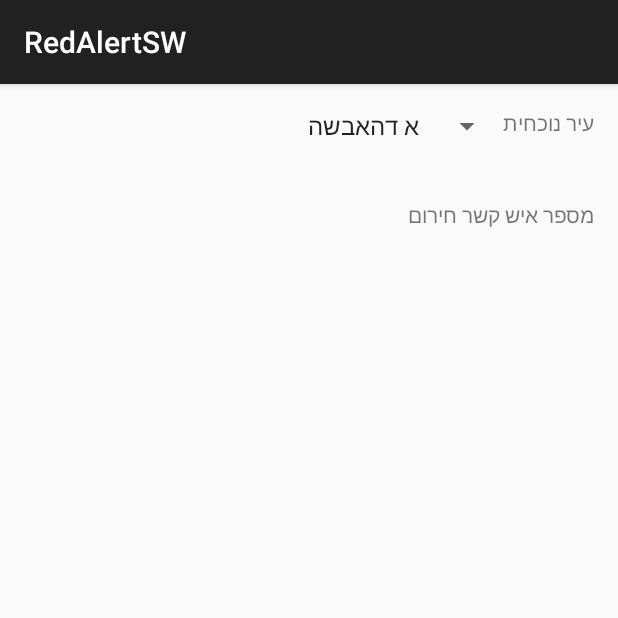
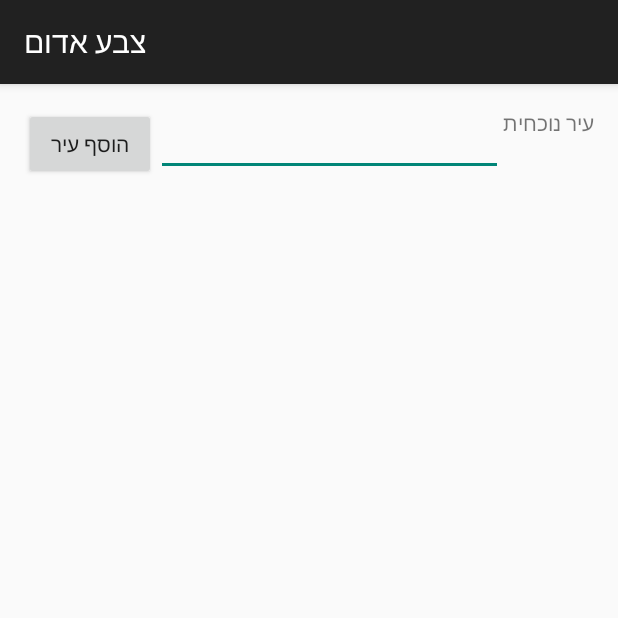
Before and after one commit to orstern/RedAlertSW, an Android app: the screen it shows after launch (MainActivity), on a phone screen of 412 x 824 dp, the top half of it. Run offline under Robolectric (Android 15) with nearby library versions, the phone set to English and light mode, and no system bars.

Commit message:
added UI:\

```diff
--- a/mobile/src/main/java/com/lead/cto/redalertsw/MainActivity.java
+++ b/mobile/src/main/java/com/lead/cto/redalertsw/MainActivity.java
@@ -1,6 +1,8 @@
 package com.lead.cto.redalertsw;
 
+import android.app.AlertDialog;
 import android.content.Context;
+import android.content.DialogInterface;
 import android.content.SharedPreferences;
 import android.content.pm.PackageInfo;
 import android.content.pm.PackageManager;
@@ -10,7 +12,11 @@ import android.os.Bundle;
 import android.util.Log;
 import android.view.Menu;
 import android.view.MenuItem;
+import android.view.View;
 import android.widget.ArrayAdapter;
+import android.widget.AutoCompleteTextView;
+import android.widget.GridView;
+import android.widget.ListView;
 import android.widget.Spinner;
 import android.widget.TextView;
 
@@ -56,6 +62,9 @@ public class MainActivity extends ActionBarActivity {
 
     String regid;
 
+    String[] cities;
+
+    ArrayList<String> userCities = new ArrayList<>();
 
     @Override
     protected void onCreate(Bundle savedInstanceState) {
@@ -88,8 +97,24 @@ public class MainActivity extends ActionBarActivity {
        // spinner.setAdapter(adapter);
 
         // Filling Spinnner (Combo Box) with cities
-        MultiSelectionSpinner spinner = (MultiSelectionSpinner) findViewById(R.id.cities_spinner);
-        spinner.setItems(getResources().getStringArray(R.array.cities_array));
+        //MultiSelectionSpinner spinner = (MultiSelectionSpinner) findViewById(R.id.cities_spinner);
+        //spinner.setItems(getResources().getStringArray(R.array.cities_array));
+
+        // Filling auto complete text field with cities
+        // Get a reference to the AutoCompleteTextView in the layout
+        AutoCompleteTextView textView = (AutoCompleteTextView) findViewById(R.id.txtCities);
+        // Get the string array
+        cities = getResources().getStringArray(R.array.cities_array);
+        // Create the adapter and set it to the AutoCompleteTextView
+        ArrayAdapter<String> txtCitiesAdapter =
+                new ArrayAdapter<String>(this, android.R.layout.simple_list_item_1, cities);
+        textView.setAdapter(txtCitiesAdapter);
+
+        ListView listView = (ListView) findViewById(R.id.lstCities);
+        ArrayAdapter<String> grdCitiesAdapter = new ArrayAdapter<String>(
+                this, android.R.layout.simple_list_item_1, userCities);
+
+        listView.setAdapter(grdCitiesAdapter);
     }
 
     // You need to do the Play Services APK check here too.
@@ -99,7 +124,64 @@ public class MainActivity extends ActionBarActivity {
         checkPlayServices();
     }
 
+    public void btnAddCityOnClick(View v) {
 
+        // Get the city the user inputted
+        String strCity = ((AutoCompleteTextView) findViewById(R.id.txtCities)).getText().toString();
+
+        // Removing whitespace
+        strCity = strCity.replaceAll("\\s+$", "");
+
+        boolean bWasFound = false;
+
+        // Check if city exists
+        for (String strCurrCity : cities) {
+            if (strCity.equals(strCurrCity)) {
+                bWasFound = true;
+            }
+        }
+
+        // If city doesn't exist we show an error message, else add it to GridView
+        if (bWasFound) {
+
+            // Adding city to grid
+            if (!userCities.contains(strCity)) {
+                userCities.add(strCity);
+
+                ListView listView = (ListView) findViewById(R.id.lstCities);
+
+                ArrayAdapter<String> grdCitiesAdapter = new ArrayAdapter<String>(
+                        this, android.R.layout.simple_list_item_1, userCities);
+
+                listView.setAdapter(grdCitiesAdapter);
+            }
+            else {
+                new AlertDialog.Builder(MainActivity.this)
+                        .setTitle(getResources().getString(R.string.city_already_added_title))
+                        .setMessage(getResources().getString(R.string.city_already_added_message))
+                        .setCancelable(false)
+                        .setPositiveButton("ok", new DialogInterface.OnClickListener() {
+                            @Override
+                            public void onClick(DialogInterface dialog, int which) {
+                                // whatever...
+                            }
+                        }).create().show();
+            }
+        }
+        else {
+            new AlertDialog.Builder(MainActivity.this)
+                    .setTitle(getResources().getString(R.string.city_not_exist_title))
+                    .setMessage(getResources().getString(R.string.city_not_exist_message))
+                    .setCancelable(false)
+                    .setPositiveButton("ok", new DialogInterface.OnClickListener() {
+                        @Override
+                        public void onClick(DialogInterface dialog, int which) {
+                            // whatever...
+                        }
+                    }).create().show();
+        }
+
+    }
 
     /**
      * Check the device to make sure it has the Google Play Services APK. If
@@ -161,14 +243,16 @@ public class MainActivity extends ActionBarActivity {
      * @return Application's version code from the {@code PackageManager}.
      */
     private static int getAppVersion(Context context) {
-        try {
+        /*try {
             PackageInfo packageInfo = context.getPackageManager()
                     .getPackageInfo(context.getPackageName(), 0);
             return packageInfo.versionCode;
         } catch (PackageManager.NameNotFoundException e) {
             // should never happen
             throw new RuntimeException("Could not get package name: " + e);
-        }
+        }*/
+
+        return 1;
     }
 
     /**
@@ -226,23 +310,23 @@ public class MainActivity extends ActionBarActivity {
      * using the 'from' address in the message.
      */
     private void sendRegistrationIdToBackend() {
-        HttpClient httpclient = new DefaultHttpClient();
-        HttpPost httppost = new HttpPost("192.168.20.176:9000");
-
-        try {
-            // Add your data
-            List<NameValuePair> nameValuePairs = new ArrayList<NameValuePair>();
-            nameValuePairs.add(new BasicNameValuePair("regId", regid));
-            httppost.setEntity(new UrlEncodedFormEntity(nameValuePairs));
-
-            // Execute HTTP Post Request
-            HttpResponse response = httpclient.execute(httppost);
-
-        } catch (ClientProtocolException e) {
-            // TODO Auto-generated catch block
-        } catch (IOException e) {
-            // TODO Auto-generated catch block
-        }
+//        HttpClient httpclient = new DefaultHttpClient();
+//        HttpPost httppost = new HttpPost("192.168.20.176:9000");
+//
+//        try {
+//            // Add your data
+//            List<NameValuePair> nameValuePairs = new ArrayList<NameValuePair>();
+//            nameValuePairs.add(new BasicNameValuePair("regId", regid));
+//            httppost.setEntity(new UrlEncodedFormEntity(nameValuePairs));
+//
+//            // Execute HTTP Post Request
+//            HttpResponse response = httpclient.execute(httppost);
+//
+//        } catch (ClientProtocolException e) {
+//            // TODO Auto-generated catch block
+//        } catch (IOException e) {
+//            // TODO Auto-generated catch block
+//        }
     }
 
     /**
--- a/mobile/src/main/res/layout/activity_main.xml
+++ b/mobile/src/main/res/layout/activity_main.xml
@@ -3,7 +3,8 @@
     android:layout_height="match_parent" android:paddingLeft="@dimen/activity_horizontal_margin"
     android:paddingRight="@dimen/activity_horizontal_margin"
     android:paddingTop="@dimen/activity_vertical_margin"
-    android:paddingBottom="@dimen/activity_vertical_margin" tools:context=".MainActivity">
+    android:paddingBottom="@dimen/activity_vertical_margin" tools:context=".MainActivity"
+    android:textDirection="rtl">
 
     <TextView
         android:layout_width="wrap_content"
@@ -16,23 +17,32 @@
         android:layout_alignParentEnd="true"
         android:singleLine="false" />
 
-    <com.lead.cto.redalertsw.MultiSelectionSpinner
-        android:id="@+id/cities_spinner"
+    <AutoCompleteTextView
         android:layout_width="wrap_content"
         android:layout_height="wrap_content"
-        android:prompt="@string/country_prompt"
-        android:textDirection="rtl"
+        android:id="@+id/txtCities"
+        android:layout_alignTop="@+id/lblCurrCity"
         android:layout_toLeftOf="@+id/lblCurrCity"
-        android:layout_alignParentLeft="true"
-        android:layout_alignParentStart="true" />
+        android:layout_toRightOf="@+id/btnAddCity"
+        android:layout_toEndOf="@+id/btnAddCity" />
 
-    <TextView
+    <Button
         android:layout_width="wrap_content"
         android:layout_height="wrap_content"
-        android:text="@string/lblEmergencyContact"
-        android:id="@+id/lblEmergencyContact"
-        android:layout_below="@+id/lblCurrCity"
+        android:text="@string/add_city_button"
+        android:id="@+id/btnAddCity"
+        android:layout_alignTop="@+id/txtCities"
+        android:layout_alignParentLeft="true"
+        android:layout_alignParentStart="true"
+        android:onClick="btnAddCityOnClick" />
+
+    <ListView
+        android:layout_width="wrap_content"
+        android:layout_height="wrap_content"
+        android:id="@+id/lstCities"
+        android:layout_below="@+id/btnAddCity"
+        android:layout_centerVertical="true"
         android:layout_alignRight="@+id/lblCurrCity"
-        android:layout_alignEnd="@+id/lblCurrCity"
-        android:layout_marginTop="42dp" />
+        android:layout_alignEnd="@+id/lblCurrCity" />
+
 </RelativeLayout>
--- a/mobile/src/main/res/values/strings.xml
+++ b/mobile/src/main/res/values/strings.xml
@@ -1,5 +1,7 @@
 <resources>
-    <string name="app_name">RedAlertSW</string>
+    <string name="app_name">
+        צבע אדום
+    </string>
     <string name="lblEmergencyContact">
         מספר איש קשר חירום
     </string>
@@ -8,6 +10,21 @@
     </string>
     <string name="hello_world">Hello world!</string>
     <string name="action_settings">Settings</string>
+    <string name="add_city_button">
+        הוסף עיר
+    </string>
+    <string name="city_already_added_title">
+        עיר כבר נוספה
+    </string>
+    <string name="city_already_added_message">
+        העיר שבחרת כבר נוספה לערים שלך
+    </string>
+    <string name="city_not_exist_title">
+        עיר לא קיימת
+    </string>
+    <string name="city_not_exist_message">
+        העיר שבחרת אינה קיימת במאגר הנתונים, אנא בדוק האם יש שגיאת כתיב בעיר שברצונך להוסיף
+    </string>
 <string name="country_prompt">
     בחר עיר
 </string>
```
Also changed, not shown: mobile/src/main/java/com/lead/cto/redalertsw/MultiSelectionSpinner.java (deleted, +0 -188 lines), 2 other files.
